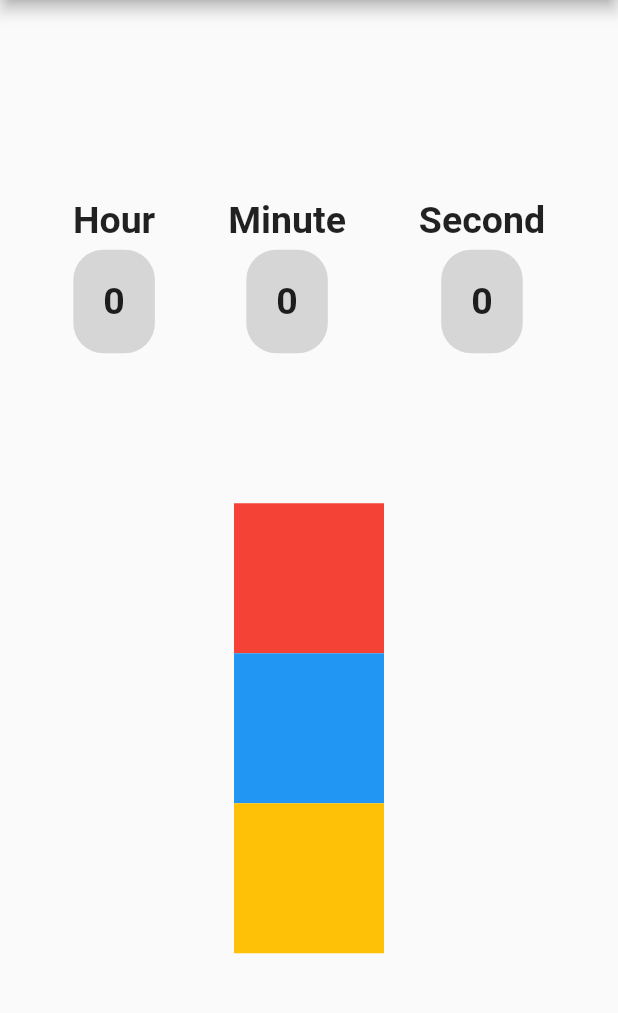
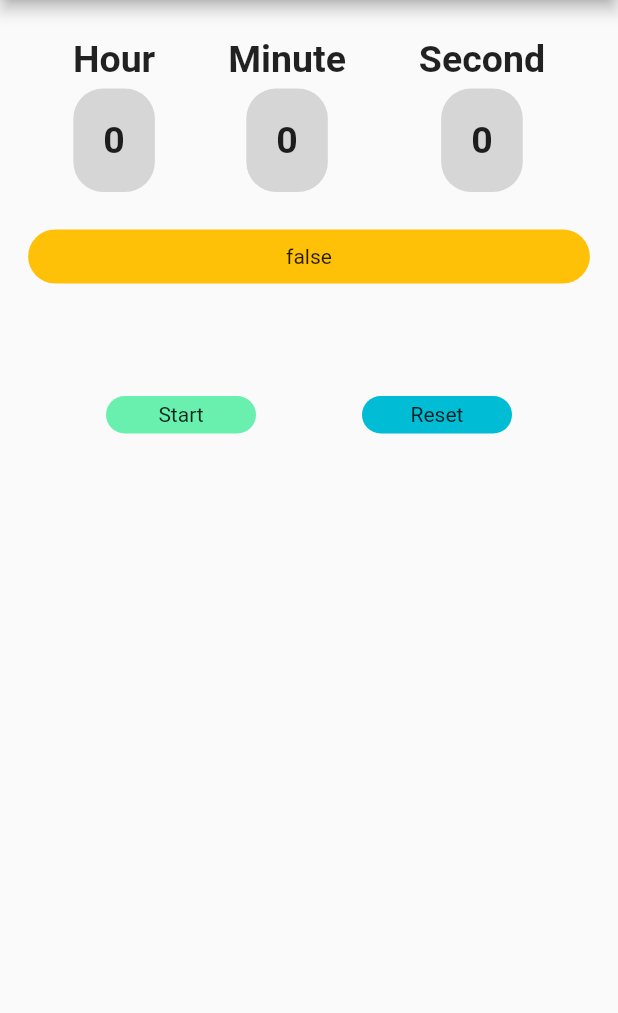
Before and after one commit to veeery/flutter_loop, a Flutter app: the screen it shows after launch, on a phone screen of 412 x 824 dp, the part 84-1097 px from its top. Run offline on Flutter 3.47's test engine with Material 2 defaults, Android fonts, the light colour scheme and no system bars; our stand-ins replace get.

Commit message:
fix: issue on start click many times

```diff
--- a/lib/home_screen.dart
+++ b/lib/home_screen.dart
@@ -14,69 +14,71 @@ class HomeScreen extends StatelessWidget {
       appBar: AppBar(
         title: const Text('Flutter Loop'),
       ),
-      body: Center(
+      body: GetBuilder<TimerController>(
+        builder: (controller) {
+          return SingleChildScrollView(
             child: Column(
-          mainAxisAlignment: MainAxisAlignment.center,
               children: [
-            buildTimerWidget(),
+                SizedBox(height: 25),
+                Row(
+                  mainAxisAlignment: MainAxisAlignment.spaceEvenly,
+                  children: [
+                    TimerCard(nameTimer: 'Hour', indicatorTimer: '${timerController.hour}'),
+                    TimerCard(nameTimer: 'Minute', indicatorTimer: '${timerController.minute}'),
+                    TimerCard(nameTimer: 'Second', indicatorTimer: '${timerController.second}')
+                  ],
+                ),
+                SizedBox(height: 25),
+                Container(
+                  width: MediaQuery.of(context).size.width / 1.1,
+                  padding: const EdgeInsets.symmetric(vertical: 10),
+                  decoration: BoxDecoration(color: Colors.amber, borderRadius: BorderRadius.circular(20)),
+                  child: Column(
+                    children: [
+                      Text('${timerController.isTimerRunning}'),
                     ],
                   ),
                 ),
-    );
-  }
-
-  Widget buildTimerWidget() {
-    return Column(
-      children: [
-        Obx(() {
-          return Row(
+                SizedBox(height: 75),
+                Row(
                   mainAxisAlignment: MainAxisAlignment.spaceEvenly,
                   children: [
-              TimerCard(nameTimer: 'Hour',indicatorTimer: '${timerController.hour}'),
-              TimerCard(nameTimer: 'Minute',indicatorTimer: '${timerController.minute}'),
-              TimerCard(nameTimer: 'Second',indicatorTimer: '${timerController.second}')
-            ],
-          );
-        }),
-        // GetBuilder<TimerController>(
-        //   builder: (_) {
-        //     return Row(
-        //       mainAxisAlignment: MainAxisAlignment.spaceEvenly,
-        //       children: [
-        //         TimerCard(nameTimer: 'Hour',indicatorTimer: '${timerController.hour}'),
-        //         TimerCard(nameTimer: 'Minute',indicatorTimer: '${timerController.minute}'),
-        //         TimerCard(nameTimer: 'Second',indicatorTimer: '${timerController.second}')
-        //       ],
-        //     );
-        //   },
-        // ),
-        SizedBox(height: 100),
-        GestureDetector(
+                    timerController.isTimerRunning.value
+                        ? GestureDetector(
+                            onTap: () => timerController.stopTimer(),
+                            child: Container(
+                              decoration: BoxDecoration(color: Colors.red, borderRadius: BorderRadius.circular(20)),
+                              width: 100,
+                              height: 25,
+                              child: const Center(child: Text('Stop')),
+                            ),
+                          )
+                        : GestureDetector(
                             onTap: () => timerController.startTimer(),
                             child: Container(
-            color: Colors.red,
+                              decoration:
+                                  BoxDecoration(color: Colors.greenAccent, borderRadius: BorderRadius.circular(20)),
                               width: 100,
-            height: 100,
+                              height: 25,
+                              child: const Center(child: Text('Start')),
                             ),
                           ),
                     GestureDetector(
                       onTap: () => timerController.resetTime(),
                       child: Container(
-            color: Colors.blue,
+                        decoration: BoxDecoration(color: Colors.cyan, borderRadius: BorderRadius.circular(20)),
                         width: 100,
-            height: 100,
+                        height: 25,
+                        child: const Center(child: Text('Reset')),
                       ),
                     ),
-        GestureDetector(
-          onTap: () => timerController.stopTimer(),
-          child: Container(
-            color: Colors.amber,
-            width: 100,
-            height: 100,
+                  ],
+                )
+              ],
             ),
-        )
-
-      ],
+          );
+        },
+      ),
     );
   }
 }
--- a/lib/timer_controller.dart
+++ b/lib/timer_controller.dart
@@ -16,34 +16,37 @@ class TimerController extends GetxController {
 
   startTimer() {
     debugPrint('Timer Start');
-    timer = Timer.periodic(const Duration(seconds: 1), (timer) {
-      incrementTime();
-      update();
-    });
+
+    if (!isTimerRunning.value) {
+      timer = Timer.periodic(const Duration(seconds: 1), (timer) {
+        incrementTime();
+        update();
+      });
+    }
   }
 
   void resetTime() {
     duration = const Duration();
-    second = 0.obs;
-    minute = 0.obs;
-    hour = 0.obs;
+    second.value = 0;
+    minute.value = 0;
+    hour.value = 0;
     update();
   }
 
   void stopTimer() {
     timer?.cancel();
-    triggeredTimerStatus();
+    isTimerRunning.value = false;
     update();
   }
 
   void incrementTime() {
     int intervalSecond = 1;
-    triggeredTimerStatus();
+    isTimerRunning.value = true;
 
     second.value = duration.inSeconds + intervalSecond;
     duration = Duration(seconds: second.value);
 
-    if (second.value >= 3) {
+    if (second.value >= 59) {
       duration = const Duration(seconds: 0);
       minute.value += 1;
       if (minute.value >= 59) {
@@ -55,10 +58,4 @@ class TimerController extends GetxController {
 
     update();
   }
-
-
-  triggeredTimerStatus() {
-    isTimerRunning.value != isTimerRunning.value;
-    update();
-  }
 }
```
Lines whose indentation alone changed are shown as unchanged.
